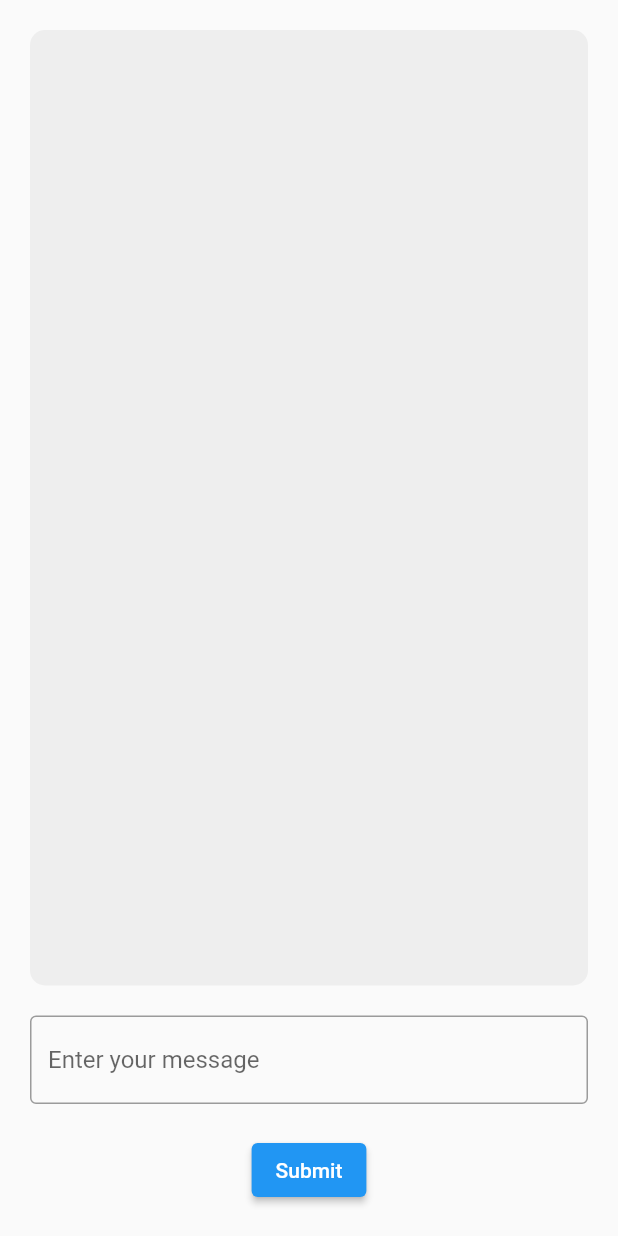
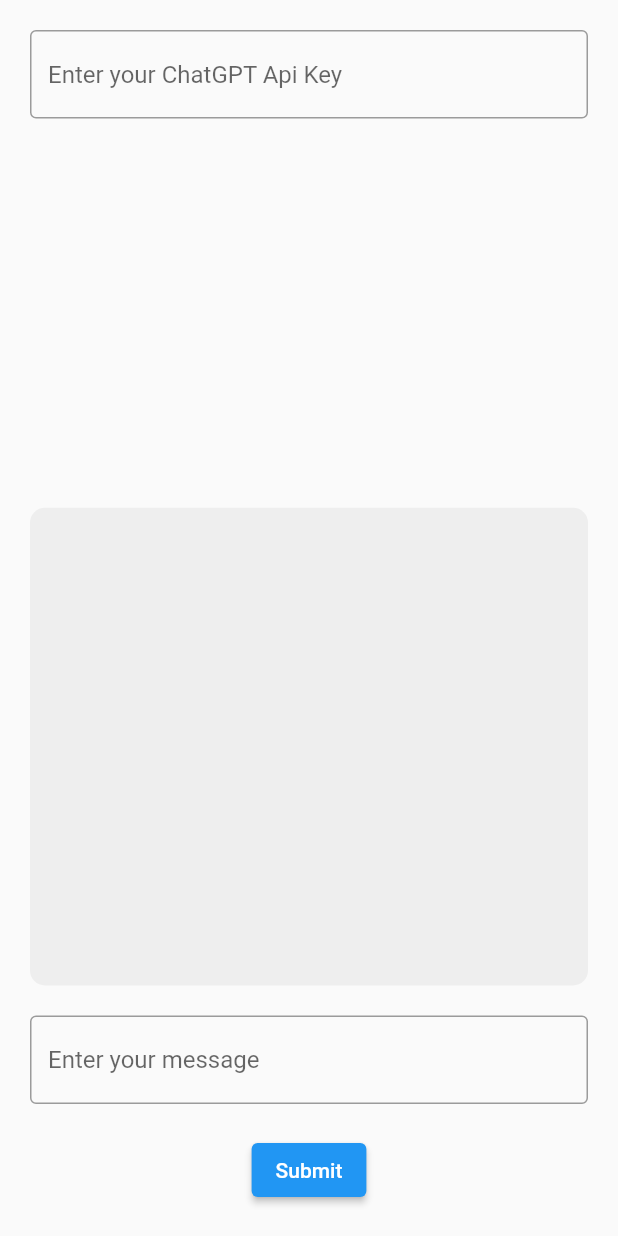
Before and after one commit to FawadAhmed322/flutter_study, a Flutter app: the MessagePage screen opened directly, on a phone screen of 412 x 824 dp. Run offline on Flutter 3.47's test engine with Material 2 defaults, Android fonts, the phone set to English and light mode, and no system bars.

Commit message:
Added Api Key Input at the top

```diff
--- a/lib/pages/message_page.dart
+++ b/lib/pages/message_page.dart
@@ -11,9 +11,10 @@ class MessagePage extends StatefulWidget {
 
 class _MessagePageState extends State<MessagePage> {
   TextEditingController _textController = TextEditingController();
+  TextEditingController _apiKeyController = TextEditingController();
+
   List<String> _messages = [];
   FocusNode? _focusNode = FocusNode();
-  final apiKey = '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';
 
   void _submitMessage() {
     setState(() {
@@ -26,6 +27,7 @@ class _MessagePageState extends State<MessagePage> {
   }
 
   Future<void> getCompletion(String model, String prompt) async {
+    final apiKey = _apiKeyController.text;
     final response = await http.post(
       Uri.parse('https://api.openai.com/v1/completions'),
       headers: {
@@ -59,6 +61,15 @@ class _MessagePageState extends State<MessagePage> {
         child: Column(
           mainAxisAlignment: MainAxisAlignment.center,
           children: [
+            Expanded(
+              child: TextField(
+                controller: _apiKeyController,
+                decoration: InputDecoration(
+                  border: OutlineInputBorder(),
+                  hintText: 'Enter your ChatGPT Api Key',
+                ),
+              ),
+            ),
             Expanded(
               child: Container(
                 decoration: BoxDecoration(
```
